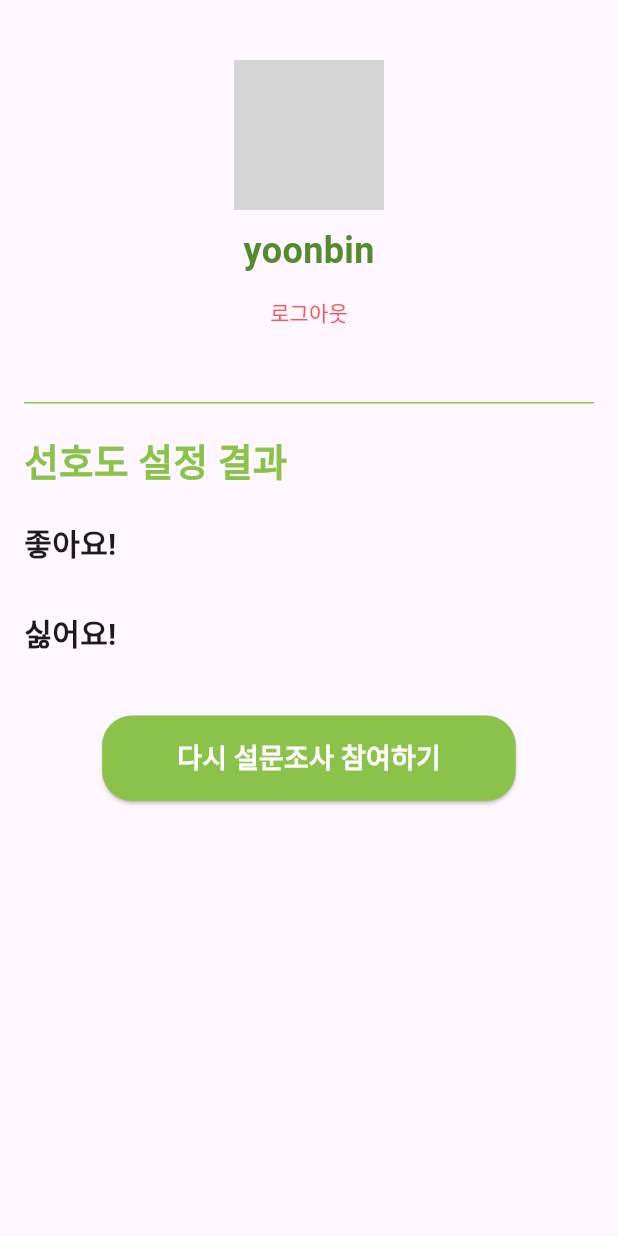
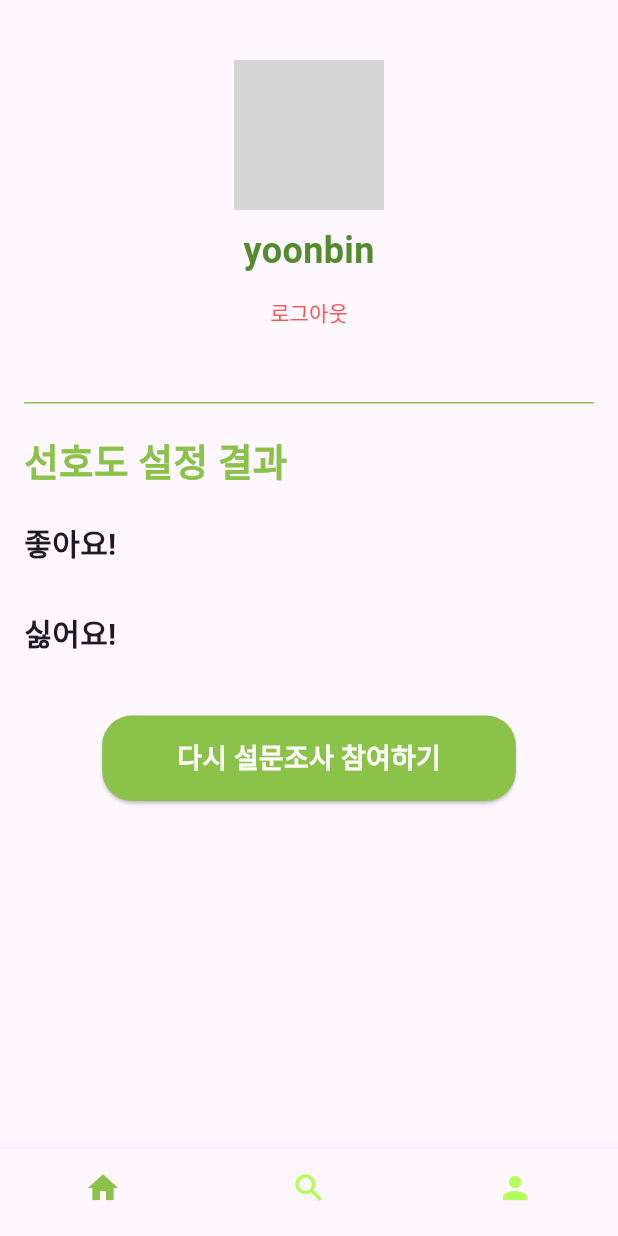
Before and after one commit to jjoing/luckybikey, a Flutter app: the Profile screen opened directly, on a phone screen of 412 x 824 dp. Run offline on Flutter 3.47's test engine with Material 3 defaults, Android fonts, the phone set to English and light mode, and no system bars; our stand-ins replace animated_splash_screen, cloud_firestore, cloud_functions, convert, firebase_auth, firebase_core and 6 more; missing offline and left inert: dart:ffi, flutter_naver_map, kakao_flutter_sdk, kakao_flutter_sdk_auth, kakao_flutter_sdk_user; accounts and stored records are empty; grey boxes are pictures that could not be loaded.

Commit message:
fix: bottom navigation bar

```diff
--- /dev/null
+++ b/lib/components/bottomNaviBar.dart
@@ -0,0 +1,36 @@
+import 'package:flutter/material.dart';
+import 'package:provider/provider.dart';
+
+import 'package:luckybiky/utils/page_provider.dart';
+
+class BottomNavigation extends StatelessWidget {
+  @override
+  Widget build(BuildContext context) {
+    final pageProvider = Provider.of<PageProvider>(context);
+
+    return BottomNavigationBar(
+      currentIndex: pageProvider.currentPage,
+      onTap: (index) {
+        pageProvider.setPage(index);
+      },
+      selectedItemColor: Colors.lightGreen,
+      unselectedItemColor: Colors.lightGreenAccent,
+      showSelectedLabels: false,
+      showUnselectedLabels: false,
+      items: const [
+        BottomNavigationBarItem(
+          icon: Icon(Icons.home),
+          label: 'Home',
+        ),
+        BottomNavigationBarItem(
+          icon: Icon(Icons.search),
+          label: 'Search',
+        ),
+        BottomNavigationBarItem(
+          icon: Icon(Icons.person),
+          label: 'Profile',
+        ),
+      ],
+    );
+  }
+}
--- a/lib/screens/profileScreen/profile.dart
+++ b/lib/screens/profileScreen/profile.dart
@@ -3,13 +3,17 @@ import 'package:luckybiky/screens/home.dart';
 import 'package:provider/provider.dart';
 import 'package:shared_preferences/shared_preferences.dart';
 
-import 'preference_provider.dart';
+import '../../utils/preference_provider.dart';
 import 'preferenceSurvey.dart';
+import '../../components/bottomNaviBar.dart';
+import '../../utils/page_provider.dart';
+
 
 class Profile extends StatelessWidget {
   @override
   Widget build(BuildContext context) {
     final preferenceProvider = Provider.of<PreferenceProvider>(context);
+    final pageProvider = Provider.of<PageProvider>(context, listen: false);
 
     return Scaffold(
       body: SingleChildScrollView(
@@ -126,6 +130,7 @@ class Profile extends StatelessWidget {
           ],
         ),
       ),
+      bottomNavigationBar: BottomNavigation(),
     );
   }
 
--- /dev/null
+++ b/lib/utils/page_provider.dart
@@ -0,0 +1,12 @@
+import 'package:flutter/material.dart';
+
+class PageProvider extends ChangeNotifier {
+  int _currentPage = 0;
+
+  int get currentPage => _currentPage;
+
+  void setPage(int index) {
+    _currentPage = index;
+    notifyListeners();
+  }
+}
```
Also changed, not shown: lib/main.dart (+9 -5 lines), lib/screens/home.dart (+19 -20 lines), lib/screens/profileScreen/preferenceSurvey.dart (+9 -10 lines), lib/screens/searchScreen/search.dart (+4 -4 lines), lib/utils/preference_provider.dart (renamed from lib/screens/profileScreen/preference_provider.dart).
